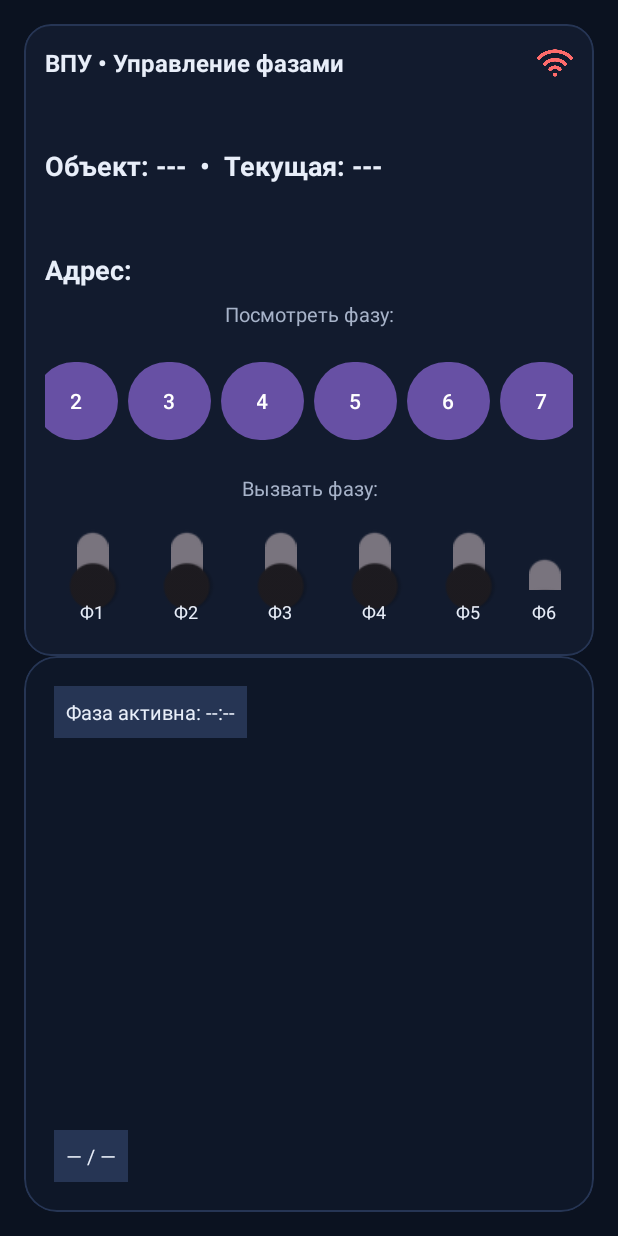
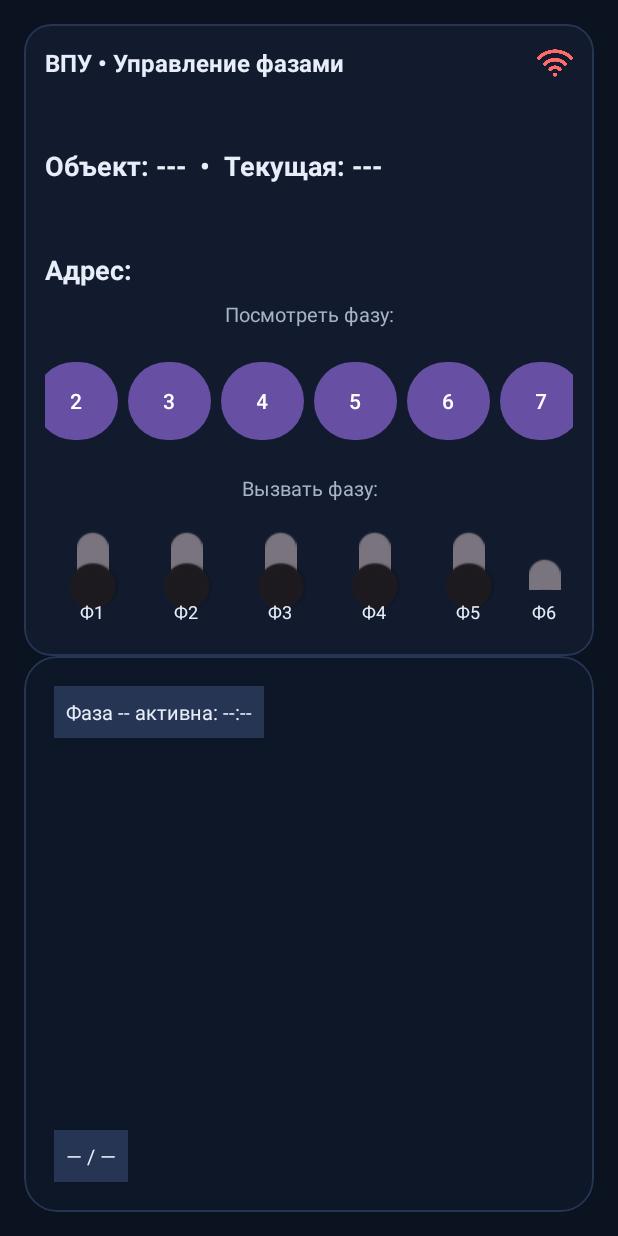
Before and after one commit to Twilodrone/SmartVPU, an Android app: the VpuActivity screen opened directly, with no data from a screen before it, on a phone screen of 412 x 824 dp. Run offline under Robolectric (Android 15) with nearby library versions, the light colour scheme and no system bars; 2 statements that could not run were skipped.

Commit message:
Показывать номер активной фазы в таймере

```diff
--- a/app/src/main/res/layout-sw600dp-land/activity_vpu.xml
+++ b/app/src/main/res/layout-sw600dp-land/activity_vpu.xml
@@ -316,7 +316,7 @@
                 android:layout_gravity="top|start"
                 android:layout_margin="10dp"
                 android:padding="8dp"
-                android:text="Фаза активна: --:--"
+                android:text="Фаза -- активна: --:--"
                 android:textColor="#E8EEF9"
                 android:textSize="13sp"
                 android:background="#263554"/>
--- a/app/src/main/res/layout/activity_vpu.xml
+++ b/app/src/main/res/layout/activity_vpu.xml
@@ -273,7 +273,7 @@
                 android:layout_gravity="top|start"
                 android:layout_margin="10dp"
                 android:padding="8dp"
-                android:text="Фаза активна: --:--"
+                android:text="Фаза -- активна: --:--"
                 android:textColor="#E8EEF9"
                 android:textSize="13sp"
                 android:background="#263554"/>
```
Also changed, not shown: app/src/main/java/com/example/vpu/ui/vpu/VpuActivity.java (+9 -2 lines).
